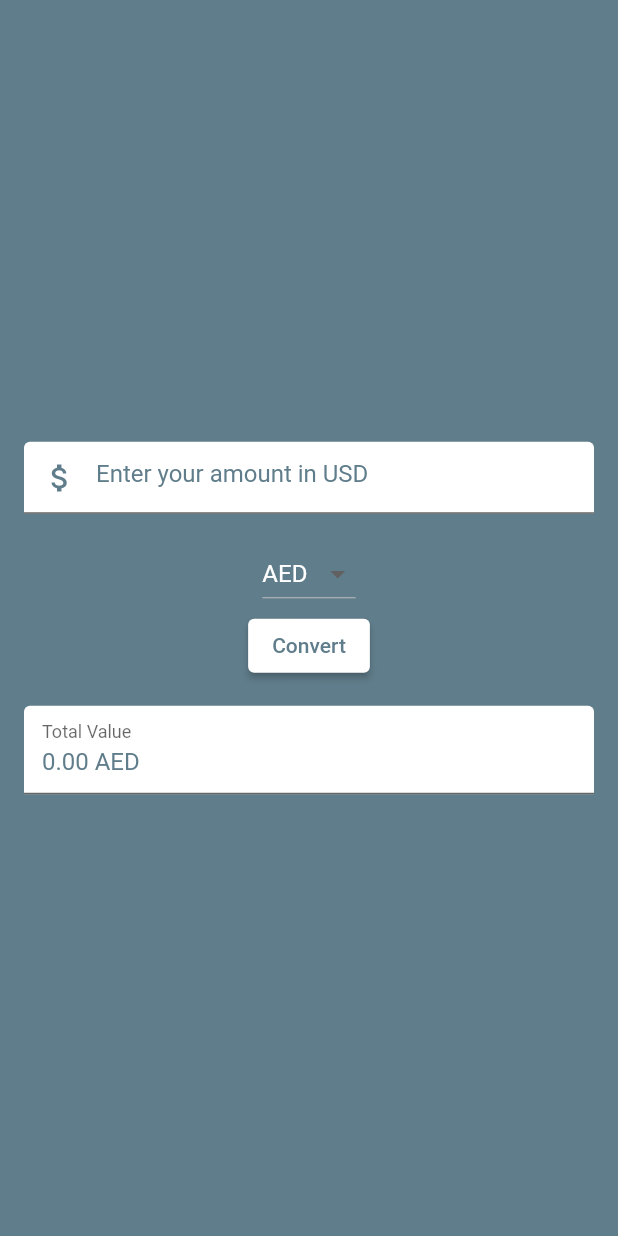
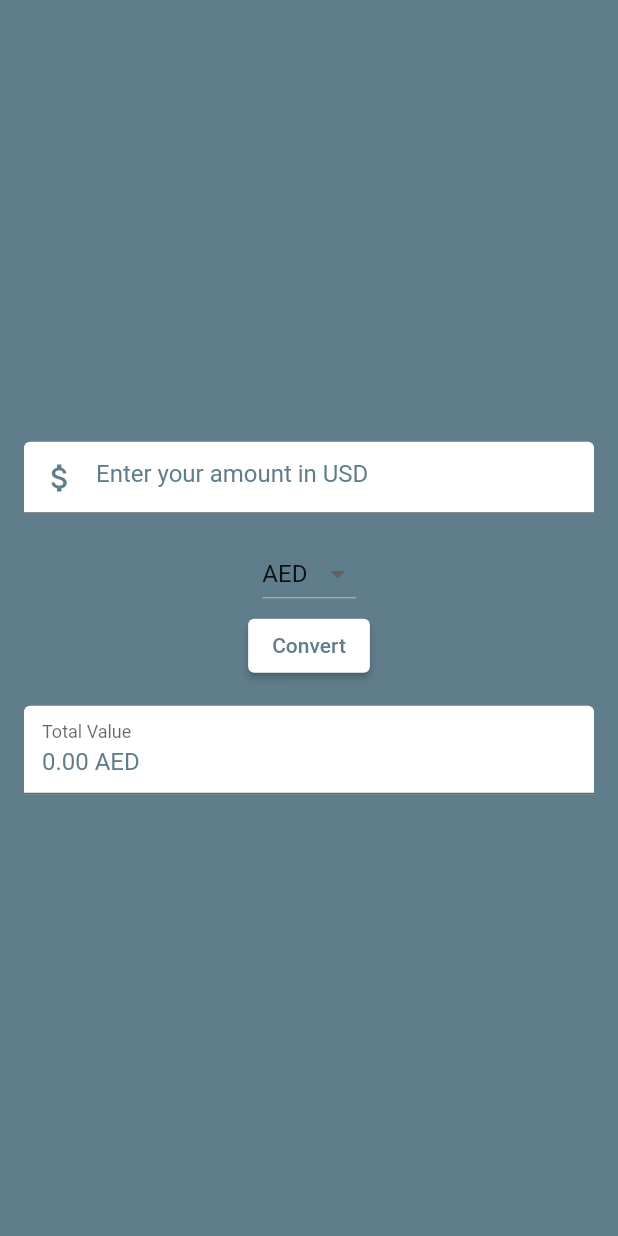
Before and after one commit to Mutei/currency_convertor, a Flutter app: the screen it shows after launch, on a phone screen of 412 x 824 dp. Run offline on Flutter 3.47's test engine with Material 2 defaults, Android fonts, the phone set to English and light mode, and no system bars.

Commit message:
third update

```diff
--- a/lib/currency_convertor.dart
+++ b/lib/currency_convertor.dart
@@ -62,7 +62,7 @@ class _CurrencyConvertorState extends State<CurrencyConvertor> {
                   value: value,
                   child: Text(
                     value,
-                    style: const TextStyle(color: kSecondPrimaryColor),
+                    style: const TextStyle(color: Colors.black87),
                   ),
                 );
               }).toList(),
```
